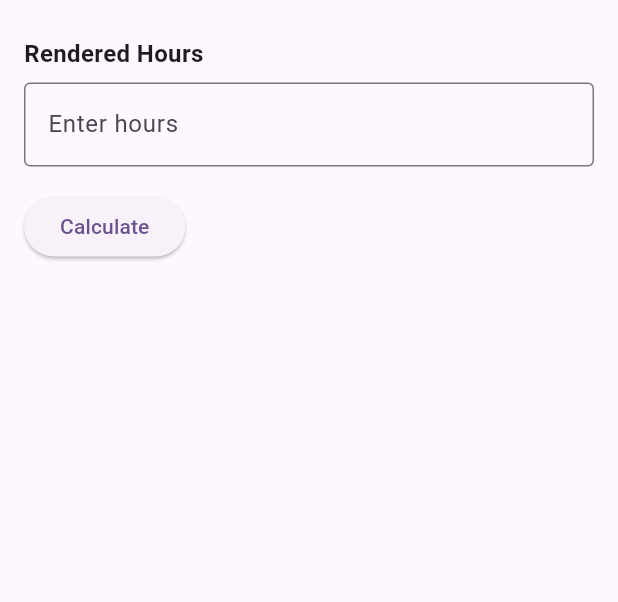
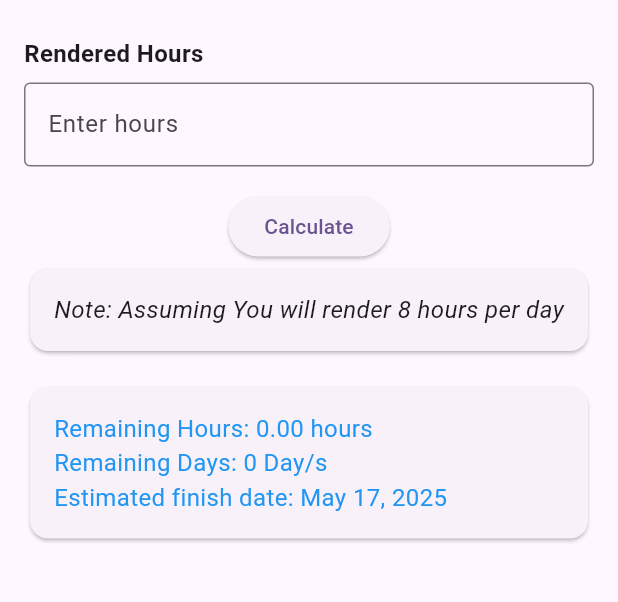
Before and after one commit to lightdarkmaster/ojt_app, a Flutter app: the HourSolver screen opened directly, after a tap on "Calculate", on a phone screen of 412 x 824 dp, the part 84-686 px from its top. Run offline on Flutter 3.47's test engine with Material 3 defaults, Android fonts, the light colour scheme and no system bars.

Commit message:
Add Functionalities to calculate rendered hours etc.

```diff
--- a/lib/pages/ojt_hourSolver.dart
+++ b/lib/pages/ojt_hourSolver.dart
@@ -1,4 +1,5 @@
 import 'package:flutter/material.dart';
+import 'package:intl/intl.dart';
 
 class HourSolver extends StatefulWidget {
   const HourSolver({super.key});
@@ -9,10 +10,22 @@ class HourSolver extends StatefulWidget {
 
 class _HourSolverState extends State<HourSolver> {
   final TextEditingController _hoursController = TextEditingController();
+  double _remainingHours = 0.0;
+  double _remainingDays = 0.0;
+  DateTime _estimatedDate = DateTime.now();
 
   void _calculateHours() {
     const totalHours = 486.0;
-    double hours = double.tryParse(_hoursController.text) ?? 0.0;
+    double renderedhours = double.tryParse(_hoursController.text) ?? 0.0;
+    if (renderedhours == 0) {
+      _estimatedDate = DateTime.now();
+    } else {
+      _remainingHours = totalHours - renderedhours;
+      _remainingDays = _remainingHours / 8;
+      final remainingDays = _remainingHours / 8;
+      _estimatedDate = DateTime.now().add(Duration(days: remainingDays.round()));
+    }
+    setState(() {});
   }
 
   @override
@@ -33,6 +46,7 @@ class _HourSolverState extends State<HourSolver> {
       ),
       body: Padding(
         padding: const EdgeInsets.all(16.0),
+        child: SingleChildScrollView(
           child: Column(
             crossAxisAlignment: CrossAxisAlignment.start,
             children: [
@@ -52,11 +66,42 @@ class _HourSolverState extends State<HourSolver> {
                 keyboardType: TextInputType.number,
               ),
               const SizedBox(height: 16.0),
-            ElevatedButton(
+              Center(
+                child: ElevatedButton(
                   onPressed: _calculateHours,
                   child: const Text('Calculate'),
                 ),
+              ),
+              Center(
+                child: Card(
+                  child: Padding(
+                    padding: const EdgeInsets.all(16.0),
+                    child: Text(
+                      'Note: Assuming You will render 8 hours per day',
+                      style: const TextStyle(fontSize: 16.0, fontStyle: FontStyle.italic),
+                    ),
+                  ),
+                ),
+              ),
+              const SizedBox(height: 16.0),
+              Center(
+                child: Card(
+                  child: Padding(
+                    padding: const EdgeInsets.all(16.0),
+                    child: SizedBox(
+                      width: double.infinity,
+                      child: Text(
+                        'Remaining Hours: ${_remainingHours.toStringAsFixed(2)} hours\n'
+                        'Remaining Days: ${_remainingDays.round()} Day/s\n'
+                        'Estimated finish date: ${DateFormat('MMMM dd, yyyy').format(_estimatedDate)}',
+                        style: const TextStyle(fontSize: 16.0, color: Colors.blue),
+                      ),
+                    ),
+                  ),
+                ),
+              ),
             ],
+          ),
         ),
       ),
     );
--- a/pubspec.yaml
+++ b/pubspec.yaml
@@ -34,6 +34,7 @@ dependencies:
   # The following adds the Cupertino Icons font to your application.
   # Use with the CupertinoIcons class for iOS style icons.
   cupertino_icons: ^1.0.8
+  intl: ^0.20.2
 
 dev_dependencies:
   flutter_test:
```
Also changed, not shown: pubspec.lock. Lines whose indentation alone changed are shown as unchanged.
